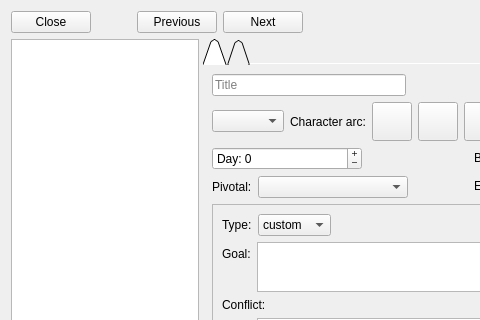
The window that ui/scene_editor.ui (zkovari/plotlyst) describes before a commit, drawn with Qt 5; both pictures show x 0 to 480 and y 0 to 320 of the 804 by 678 pixel window.
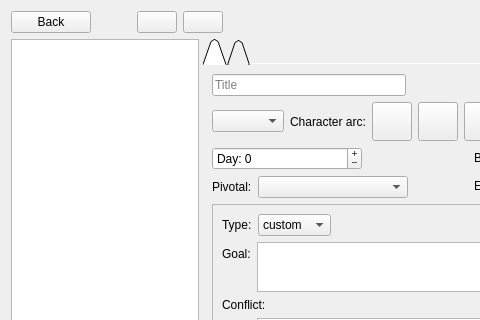
The same window after the commit. Custom widgets are drawn as their Qt base class.

Commit message: Rearrange scenes view and change icons everywhere

What changed in the file:
```diff
--- a/ui/scene_editor.ui
+++ b/ui/scene_editor.ui
@@ -19,7 +19,7 @@
      <item>
       <widget class="QPushButton" name="btnClose">
        <property name="text">
-        <string>Close</string>
+        <string>Back</string>
        </property>
        <property name="shortcut">
         <string>Esc</string>
@@ -45,7 +45,7 @@
      <item>
       <widget class="QPushButton" name="btnPrevious">
        <property name="text">
-        <string>Previous</string>
+        <string/>
        </property>
        <property name="shortcut">
         <string>Left</string>
@@ -55,7 +55,7 @@
      <item>
       <widget class="QPushButton" name="btnNext">
        <property name="text">
-        <string>Next</string>
+        <string/>
        </property>
        <property name="shortcut">
         <string>Right</string>
```
Left out of the diff: 9 changed lines with no effect on the pictures. The commit also changes 12 other files.
